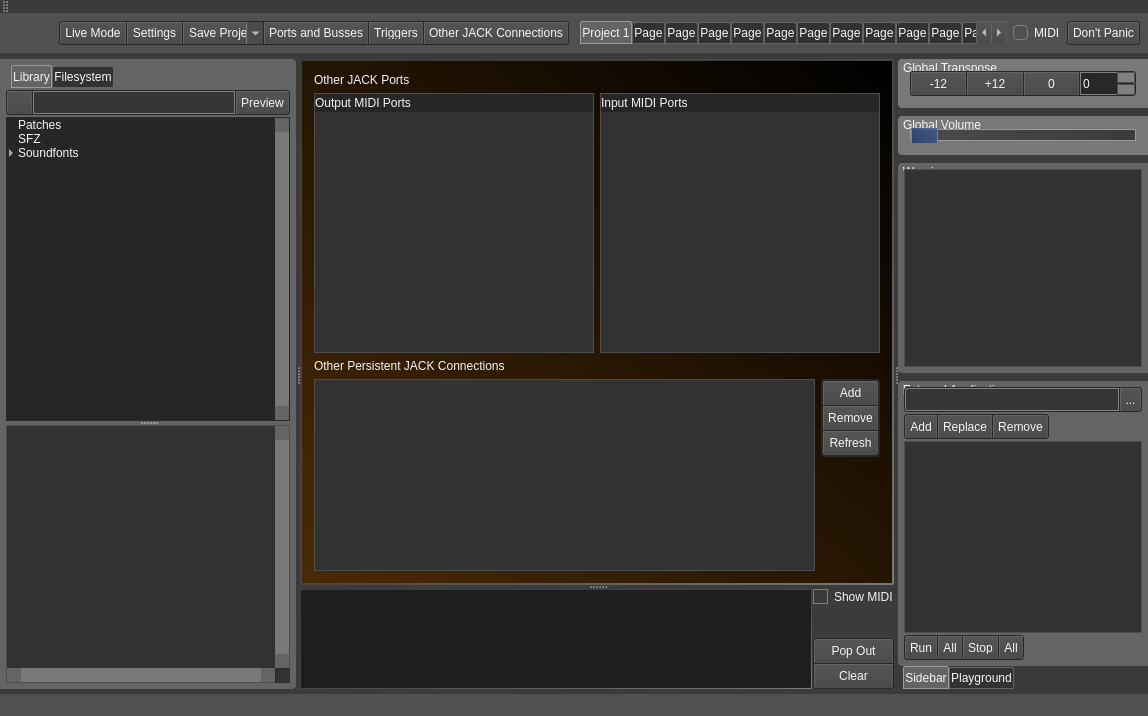
This is src/mainwindow.ui in noedigcode/konfyt as Qt 5 draws it before an edit. The edited form follows.
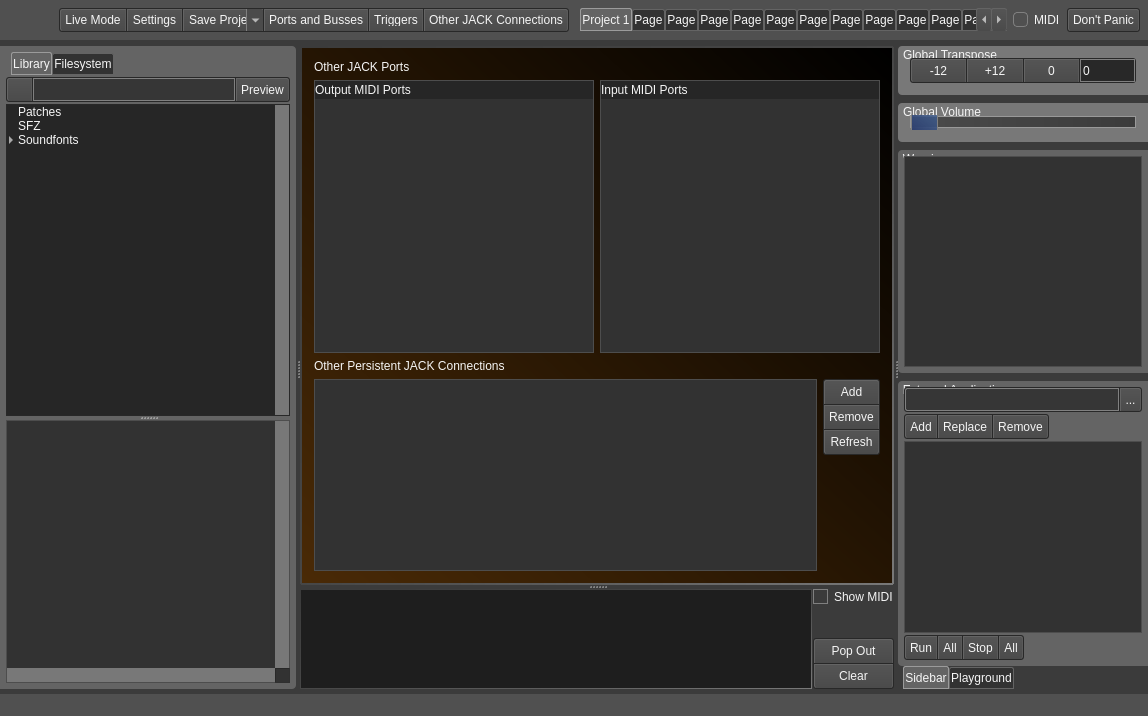
This is the edited form. The open tabs and pages were chosen to show the change. Icons and pictures are not drawn.

The edit to the form file:
```diff
--- a/src/mainwindow.ui
+++ b/src/mainwindow.ui
@@ -55,6 +55,8 @@
      border-left-style: solid; /* just a single line */
      border-top-right-radius: 3px; /* same radius as the QComboBox */
      border-bottom-right-radius: 3px;
+	
+	image: url(:/icons/down.png);
  }
 
 QComboBox QAbstractItemView {
@@ -111,6 +113,7 @@
 /*******************************************************/
 
 QPushButton{
+
 	border-top: 1px solid rgb(100,100,100);
     border-left: 1px solid rgb(100,100,100);
     border-right: 1px solid rgb(90,90,90);
@@ -190,40 +193,50 @@
 }
 
 QSpinBox::up-button {
-	background-color: grey;
+	background-color: rgb(77, 77, 77);
      subcontrol-origin: border;
      subcontrol-position: top right; /* position at the top right corner */
 
     width: 16px; /* 16 + 2*1px border-width = 15px padding + 3px parent border */
-    border: 1px solid rgb(77, 77, 77);
+    border: 1px solid transparent; /*rgb(77, 77, 77);*/
+	margin-top: 1px;
+	margin-right: 1px;
+	
+	image: url(:/icons/up.png);
  }
 
 QSpinBox::down-button {
-  background-color: grey;
+  	background-color: rgb(77, 77, 77);
      subcontrol-origin: border;
      subcontrol-position: bottom right; /* position at bottom right corner */
 
      width: 16px;
-     
-     border: 1px solid rgb(77, 77, 77);
+     border: 1px solid transparent;
+	margin-bottom: 1px;
+	margin-right: 1px;
+
+	
+	image: url(:/icons/down.png);
  }
 
 /********************************************************
 /* Scroll bars
 /*******************************************************/
 QScrollBar:vertical {
-      border: 0px solid grey;
+      border: 0px transparent;
       background: rgb(75,75,75);
       width: 14px;
       margin: 0 0 0 0;
-	  padding: 14px 0 14px 0;
+	  /*padding: 14px 0 14px 0;*/
+	padding: 0 0 0 0;
 }
 QScrollBar:horizontal {
-      border: 0px solid grey;
+      border: 0px transparent;
       background: rgb(75,75,75);
       height: 14px;
       margin: 0 0 0 0;
-	  padding: 0px 14px 0px 14px;
+	  /*padding: 0px 14px 0px 14px;*/
+	padding: 0 0 0 0;
 }
 QScrollBar::handle:vertical {
 	background: rgb(120,120,120);
@@ -244,28 +257,33 @@
 /* Top scrollbar button */
 QScrollBar::sub-line:vertical {
 	background: rgb(100,100,100);
-    height: 14px;
+    /*height: 14px;*/
+	height: 0;
     subcontrol-position: top;
     subcontrol-origin: padding;
+	
 }
 /* Bottom scrollbar button */
 QScrollBar::add-line:vertical {
       background: rgb(100,100,100);
-      height: 14px;
+      /*height: 14px;*/
+	 height: 0;
       subcontrol-position: bottom;
       subcontrol-origin: padding;
 }
 /* Left scrollbar button */
 QScrollBar::sub-line:horizontal {
       background: rgb(100,100,100);
-      width: 14px;
+      /*width: 14px;*/
+	  width: 0;
       subcontrol-position: left;
       subcontrol-origin: padding;
 }
 /* Right scrollbar button */
 QScrollBar::add-line:horizontal {
 	background: rgb(100,100,100);
-	width: 14px;
+	/*width: 14px;*/
+	width: 0;
 	subcontrol-position: right;
 	subcontrol-origin: padding;
 }
@@ -408,15 +426,20 @@
      background-color: qlineargradient(spread:pad, x1:0, y1:1, x2:0, y2:0, stop:0 rgba(85,85,85, 255), stop:1 rgba(100,100,100, 255));
  }
 
-/*
+
  QToolButton::menu-arrow {
      image: url(downarrow.png);
  }
-*/
+
 
  QToolButton::menu-arrow:open {
      top: 1px; left: 1px; /* shift it a bit */
  }
+
+QToolButton::menu-indicator {
+	width: 0;
+}
+
 /*******************************************************/
 
 QToolTip {
@@ -1172,9 +1195,15 @@
                    </property>
                    <property name="styleSheet">
                     <string notr="true">QTreeWidget {
-background-color: rgb(38, 38, 38);
-border-color: rgb(40, 40, 40);
-}</string>
+	background-color: rgb(38, 38, 38);
+	border-color: rgb(40, 40, 40);
+}
+
+/* No horizontal scrollbar used; Hide ugly line below vertical scrollbar. */
+QScrollBar:horizontal {
+	height: 0;
+}
+</string>
                    </property>
                    <property name="verticalScrollBarPolicy">
                     <enum>Qt::ScrollBarAlwaysOn</enum>
@@ -5543,24 +5572,30 @@
                    <property name="frameShadow">
                     <enum>QFrame::Raised</enum>
                    </property>
-                   <layout class="QGridLayout" name="gridLayout_39">
+                   <layout class="QVBoxLayout" name="verticalLayout_10">
+                    <property name="spacing">
+                     <number>1</number>
+                    </property>
                     <property name="leftMargin">
-                     <number>1</number>
+                     <number>0</number>
                     </property>
                     <property name="topMargin">
-                     <number>1</number>
+                     <number>0</number>
                     </property>
                     <property name="rightMargin">
-                     <number>1</number>
+                     <number>0</number>
                     </property>
                     <property name="bottomMargin">
-                     <number>1</number>
+                     <number>0</number>
                     </property>
-                    <property name="spacing">
-                     <number>1</number>
-                    </property>
-                    <item row="0" column="0">
+                    <item>
                      <widget class="QPushButton" name="pushButton_jackConAdd">
+                      <property name="minimumSize">
+                       <size>
+                        <width>0</width>
+                        <height>0</height>
+                       </size>
+                      </property>
                       <property name="styleSheet">
                        <string notr="true">
 border-bottom-right-radius: 0;
@@ -5572,8 +5607,14 @@
                       </property>
                      </widget>
                     </item>
-                    <item row="1" column="0">
+                    <item>
                      <widget class="QPushButton" name="pushButton_jackConRemove">
+                      <property name="minimumSize">
+                       <size>
+                        <width>0</width>
+                        <height>0</height>
+                       </size>
+                      </property>
                       <property name="styleSheet">
                        <string notr="true">border-top-right-radius: 0;
 border-bottom-right-radius: 0;
@@ -5585,8 +5626,20 @@
                       </property>
                      </widget>
                     </item>
-                    <item row="2" column="0">
+                    <item>
                      <widget class="QPushButton" name="pushButton_jackConRefresh">
+                      <property name="sizePolicy">
+                       <sizepolicy hsizetype="Minimum" vsizetype="Fixed">
+                        <horstretch>0</horstretch>
+                        <verstretch>0</verstretch>
+                       </sizepolicy>
+                      </property>
+                      <property name="minimumSize">
+                       <size>
+                        <width>0</width>
+                        <height>0</height>
+                       </size>
+                      </property>
                       <property name="styleSheet">
                        <string notr="true">border-top-right-radius: 0;
 
@@ -6490,8 +6543,7 @@
 
 border-top-left-radius: 0;
 border-bottom-left-radius: 0;
-border-top-right-radius: 0;
-border-bottom-right-radius: 0;</string>
+</string>
                  </property>
                  <property name="text">
                   <string>All</string>
@@ -6841,24 +6893,6 @@
     </item>
    </layout>
   </widget>
-  <widget class="QMenuBar" name="menuBar">
-   <property name="geometry">
-    <rect>
-     <x>0</x>
-     <y>0</y>
-     <width>1148</width>
-     <height>18</height>
-    </rect>
-   </property>
-  </widget>
-  <widget class="QToolBar" name="mainToolBar">
-   <attribute name="toolBarArea">
-    <enum>TopToolBarArea</enum>
-   </attribute>
-   <attribute name="toolBarBreak">
-    <bool>false</bool>
-   </attribute>
-  </widget>
   <widget class="QStatusBar" name="statusBar">
    <property name="enabled">
     <bool>true</bool>
```
Left out of the diff: 47 changed lines with no effect on the pictures.
